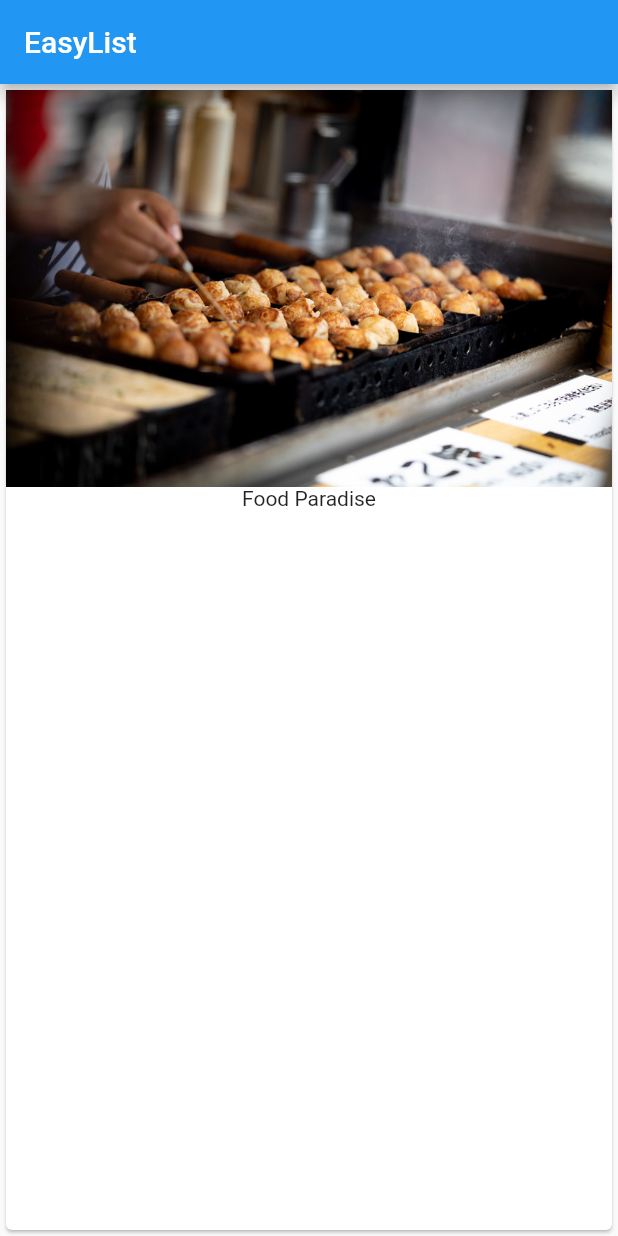
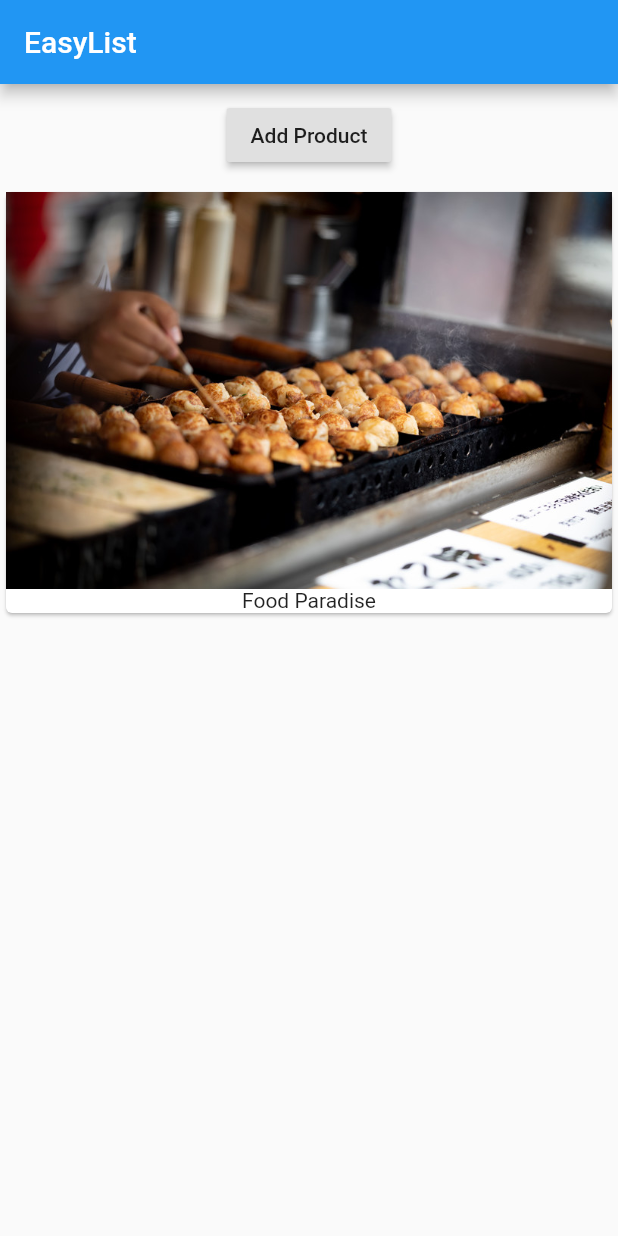
Before and after one commit to yukihirai0505/flutter-sample, a Flutter app: the screen it shows after launch, on a phone screen of 412 x 824 dp. Run offline on Flutter 3.47's test engine with Material 2 defaults, Android fonts, the phone set to English and light mode, and no system bars.

Commit message:
Add button

```diff
--- a/lib/main.dart
+++ b/lib/main.dart
@@ -10,7 +10,16 @@ class MyApp extends StatelessWidget {
         appBar: AppBar(
           title: Text('EasyList'),
         ),
-        body: Card(
+        body: Column(
+          children: [
+            Container(
+              margin: EdgeInsets.all(10.0),
+              child: RaisedButton(
+                child: Text('Add Product'),
+                onPressed: () {},
+              ),
+            ),
+            Card(
               child: Column(
                 children: <Widget>[
                   Image.asset('assets/food.jpg'),
@@ -18,7 +27,11 @@ class MyApp extends StatelessWidget {
                 ],
               ),
             ),
+          ],
+        ),
       ),
     );
   }
 }
+
+class Conteiner {}
```
Lines whose indentation alone changed are shown as unchanged.
